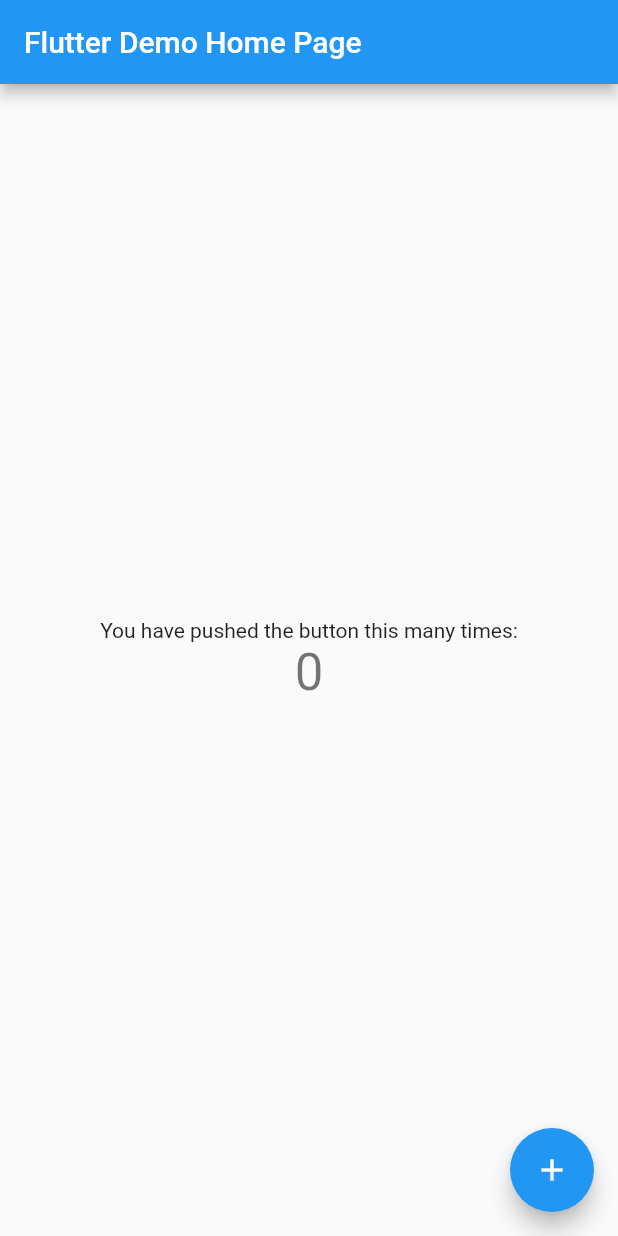
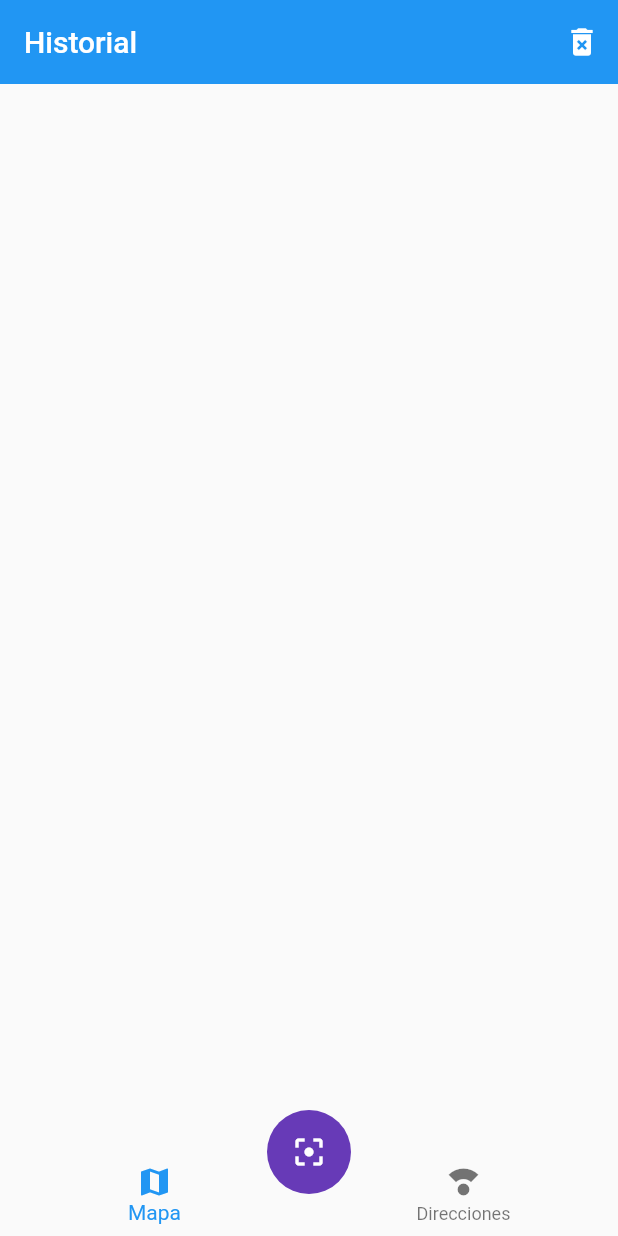
Before and after one commit to dancer1325/flutter_qr_googlemaps, a Flutter app: the screen it shows after launch, on a phone screen of 412 x 824 dp. Run offline on Flutter 3.47's test engine with Material 2 defaults, Android fonts, the phone set to English and light mode, and no system bars; our stand-ins replace google_maps_flutter, sqflite; missing offline and left inert: flutter_barcode_scanner; accounts and stored records are empty.

Commit message:
feat(project): generate again the projet (Section10)

```diff
--- a/lib/main.dart
+++ b/lib/main.dart
@@ -1,115 +1,42 @@
 import 'package:flutter/material.dart';
+import 'package:provider/provider.dart';
 
-void main() {
-  runApp(const MyApp());
-}
+import 'package:flutter_qr_googlemaps/pages/home_page.dart';
+import 'package:flutter_qr_googlemaps/pages/mapa_page.dart';
+
+import 'package:flutter_qr_googlemaps/providers/scan_list_provider.dart';
+import 'package:flutter_qr_googlemaps/providers/ui_provider.dart';
+
+void main() => runApp(MyApp());
 
 class MyApp extends StatelessWidget {
-  const MyApp({Key? key}) : super(key: key);
-
-  // This widget is the root of your application.
   @override
   Widget build(BuildContext context) {
-    return MaterialApp(
-      title: 'Flutter Demo',
-      theme: ThemeData(
-        // This is the theme of your application.
-        //
-        // Try running your application with "flutter run". You'll see the
-        // application has a blue toolbar. Then, without quitting the app, try
-        // changing the primarySwatch below to Colors.green and then invoke
-        // "hot reload" (press "r" in the console where you ran "flutter run",
-        // or simply save your changes to "hot reload" in a Flutter IDE).
-        // Notice that the counter didn't reset back to zero; the application
-        // is not restarted.
-        primarySwatch: Colors.blue,
+
+    return MultiProvider(     // Required in case you need several providers, which are state managers
+      providers: [
+        ChangeNotifierProvider(create: (_) => new UiProvider() ),         // lazy:= Indicate the moment in which it's instantiated. By default, it's true
+        ChangeNotifierProvider(create: (_) => new ScanListProvider() ),   // (_)    It's the BuildContext, which it's not required
+      ],
+
+      child: MaterialApp(
+        debugShowCheckedModeBanner: false,      // Mode banner displayed in top right
+        title: 'QR Reader',
+        initialRoute: 'home',
+        routes: {
+          'home': ( _ ) => HomePage(),
+          'mapa': ( _ ) => MapaPage(),
+        },
+        // theme: ThemeData.dark()                        // Pre configure theme
+        //     theme: ThemeData.light().copyWith()        // Make a copy of light theme
+        theme: ThemeData(                             // Create the theme by constructor
+            primaryColor: Colors.deepPurple,
+            floatingActionButtonTheme: FloatingActionButtonThemeData(     // Some elements have got an attribute to specify the theme, such as the FloatingActionButton
+                backgroundColor: Colors.deepPurple
+            )
+        ),
       ),
-      home: const MyHomePage(title: 'Flutter Demo Home Page'),
     );
+
   }
 }
-
-class MyHomePage extends StatefulWidget {
-  const MyHomePage({Key? key, required this.title}) : super(key: key);
-
-  // This widget is the home page of your application. It is stateful, meaning
-  // that it has a State object (defined below) that contains fields that affect
-  // how it looks.
-
-  // This class is the configuration for the state. It holds the values (in this
-  // case the title) provided by the parent (in this case the App widget) and
-  // used by the build method of the State. Fields in a Widget subclass are
-  // always marked "final".
-
-  final String title;
-
-  @override
-  State<MyHomePage> createState() => _MyHomePageState();
-}
-
-class _MyHomePageState extends State<MyHomePage> {
-  int _counter = 0;
-
-  void _incrementCounter() {
-    setState(() {
-      // This call to setState tells the Flutter framework that something has
-      // changed in this State, which causes it to rerun the build method below
-      // so that the display can reflect the updated values. If we changed
-      // _counter without calling setState(), then the build method would not be
-      // called again, and so nothing would appear to happen.
-      _counter++;
-    });
-  }
-
-  @override
-  Widget build(BuildContext context) {
-    // This method is rerun every time setState is called, for instance as done
-    // by the _incrementCounter method above.
-    //
-    // The Flutter framework has been optimized to make rerunning build methods
-    // fast, so that you can just rebuild anything that needs updating rather
-    // than having to individually change instances of widgets.
-    return Scaffold(
-      appBar: AppBar(
-        // Here we take the value from the MyHomePage object that was created by
-        // the App.build method, and use it to set our appbar title.
-        title: Text(widget.title),
-      ),
-      body: Center(
-        // Center is a layout widget. It takes a single child and positions it
-        // in the middle of the parent.
-        child: Column(
-          // Column is also a layout widget. It takes a list of children and
-          // arranges them vertically. By default, it sizes itself to fit its
-          // children horizontally, and tries to be as tall as its parent.
-          //
-          // Invoke "debug painting" (press "p" in the console, choose the
-          // "Toggle Debug Paint" action from the Flutter Inspector in Android
-          // Studio, or the "Toggle Debug Paint" command in Visual Studio Code)
-          // to see the wireframe for each widget.
-          //
-          // Column has various properties to control how it sizes itself and
-          // how it positions its children. Here we use mainAxisAlignment to
-          // center the children vertically; the main axis here is the vertical
-          // axis because Columns are vertical (the cross axis would be
-          // horizontal).
-          mainAxisAlignment: MainAxisAlignment.center,
-          children: <Widget>[
-            const Text(
-              'You have pushed the button this many times:',
-            ),
-            Text(
-              '$_counter',
-              style: Theme.of(context).textTheme.headline4,
-            ),
-          ],
-        ),
-      ),
-      floatingActionButton: FloatingActionButton(
-        onPressed: _incrementCounter,
-        tooltip: 'Increment',
-        child: const Icon(Icons.add),
-      ), // This trailing comma makes auto-formatting nicer for build methods.
-    );
-  }
-}
--- /dev/null
+++ b/lib/models/scan_model.dart
@@ -0,0 +1,47 @@
+import 'dart:convert';
+import 'package:meta/meta.dart';
+import 'package:google_maps_flutter/google_maps_flutter.dart' show LatLng;
+
+ScanModel scanModelFromJson(String str) => ScanModel.fromJson(json.decode(str));
+String scanModelToJson(ScanModel data) => json.encode(data.toJson());
+
+class ScanModel {
+    ScanModel({
+        required this.id,
+        required this.tipo,
+        required this.valor,
+    }) {
+
+      if ( this.valor.contains('http') ) {
+        this.tipo = 'http';
+      } else {
+        this.tipo = 'geo';
+      }
+
+    }
+
+    int id;
+    String tipo;
+    String valor;
+
+    LatLng getLatLng() {
+
+      final latLng = this.valor.substring(4).split(',');
+      final lat = double.parse( latLng[0] );
+      final lng = double.parse( latLng[1] );
+
+      return LatLng( lat, lng );
+    }
+
+    factory ScanModel.fromJson(Map<String, dynamic> json ) => ScanModel(
+        id: json["id"],
+        tipo: json["tipo"],
+        valor: json["valor"],
+    );
+
+    Map<String, dynamic> toJson() => {
+        "id": id,
+        "tipo": tipo,
+        "valor": valor,
+    };
+}
--- /dev/null
+++ b/lib/pages/home_page.dart
@@ -0,0 +1,72 @@
+import 'package:flutter/material.dart';
+import 'package:provider/provider.dart';
+
+import 'package:flutter_qr_googlemaps/pages/direcciones_page.dart';
+import 'package:flutter_qr_googlemaps/pages/mapas_page.dart';
+
+import 'package:flutter_qr_googlemaps/providers/scan_list_provider.dart';
+import 'package:flutter_qr_googlemaps/providers/ui_provider.dart';
+
+import 'package:flutter_qr_googlemaps/widgets/custom_navigatorbar.dart';
+import 'package:flutter_qr_googlemaps/widgets/scan_button.dart';
+
+import '../widgets/custom_navigatorbar.dart';
+import '../widgets/scan_button.dart';
+
+class HomePage extends StatelessWidget {
+
+  @override
+  Widget build(BuildContext context) {
+    return Scaffold(
+      appBar: AppBar(
+        elevation: 0,         // Remove the appBar's shadow
+        title: Text('Historial'),
+        actions: [
+          IconButton(
+            icon: Icon( Icons.delete_forever ),
+            onPressed: (){
+
+              Provider.of<ScanListProvider>(context, listen: false)
+                .borrarTodos();
+
+            }
+          )
+        ],
+      ),
+      body: _HomePageBody(),
+     bottomNavigationBar: CustomNavigationBar(),
+     floatingActionButton: ScanButton(),
+     floatingActionButtonLocation: FloatingActionButtonLocation.centerDocked,     // Float the action button over the bottomNavigationBar.
+   );
+  }
+}
+
+// Widget which returns a Widget based on currentIndex
+class _HomePageBody extends StatelessWidget {
+
+  @override
+  Widget build(BuildContext context) {
+    // Get access to the UiProvider via context, casting to UiProvider
+    final uiProvider = Provider.of<UiProvider>(context);
+
+    // Get the current index
+    final currentIndex = uiProvider.selectedMenuOpt;
+
+    // Get access to the ScanListProvider via context, casting to ScanListProvider
+    // listen   false - Since it won't be redrawn in case that there are value changes, my code is in charge of relaunching the request
+    final scanListProvider = Provider.of<ScanListProvider>(context, listen: false);
+
+    switch( currentIndex ) {
+      case 0:
+        scanListProvider.cargarScanPorTipo('geo');
+        return MapasPage();
+
+      case 1:
+        scanListProvider.cargarScanPorTipo('http');
+        return DireccionesPage();
+
+      default:
+        return MapasPage();
+    }
+  }
+}
--- /dev/null
+++ b/lib/pages/mapas_page.dart
@@ -0,0 +1,13 @@
+import 'package:flutter/material.dart';
+import 'package:flutter_qr_googlemaps/widgets/scan_tiles.dart';
+
+// Show the history of scanned maps. It's not a whole page, just the body
+class MapasPage extends StatelessWidget {
+
+  @override
+  Widget build(BuildContext context) {
+
+    return ScanTiles(tipo: 'geo');
+
+  }
+}
--- /dev/null
+++ b/lib/providers/scan_list_provider.dart
@@ -0,0 +1,49 @@
+import 'package:flutter/material.dart';
+import 'package:flutter_qr_googlemaps/providers/db_provider.dart';
+
+class ScanListProvider extends ChangeNotifier {
+
+  List<ScanModel> scans = [];
+  String tipoSeleccionado = 'http';
+
+  Future<ScanModel> nuevoScan( String valor ) async {
+
+    final nuevoScan = new ScanModel(valor: valor, id: 0, tipo: '');
+    final id = await DBProvider.db.nuevoScan(nuevoScan);
+    // Asignar el ID de la base de datos al modelo
+    nuevoScan.id = id;
+
+    if ( this.tipoSeleccionado == nuevoScan.tipo ) {
+      this.scans.add(nuevoScan);
+      notifyListeners();
+    }
+
+    return nuevoScan;
+  }
+
+  cargarScans() async {
+    final scans = await DBProvider.db.getTodosLosScans();
+    this.scans = [...scans];
+    notifyListeners();
+  }
+
+  cargarScanPorTipo( String tipo ) async {
+    final scans = await DBProvider.db.getScansPorTipo(tipo);
+    this.scans = [...scans];
+    this.tipoSeleccionado = tipo;
+    notifyListeners();
+  }
+
+  borrarTodos() async {
+    await DBProvider.db.deleteAllScans();
+    this.scans = [];
+    notifyListeners();
+  }
+
+  borrarScanPorId( int id ) async {
+    await DBProvider.db.deleteScan(id);
+  }
+
+
+
+}
--- /dev/null
+++ b/lib/providers/ui_provider.dart
@@ -0,0 +1,20 @@
+import 'package:flutter/material.dart';
+
+// ChangeNotifier      To declare as part of Material App's widgets, to share the information
+// Required to make all about this class, to be accessible from the context in any part of the Flutter application
+class UiProvider extends ChangeNotifier {
+
+  // Property to share between all my application, to know which one is the current index
+  int _selectedMenuOpt = 0;
+
+  int get selectedMenuOpt {
+    return this._selectedMenuOpt;
+  }
+
+  set selectedMenuOpt( int i ) {
+    this._selectedMenuOpt = i;
+    notifyListeners();    // Notify to all widget that it has been changed --> Force to redraw all the widgets
+  }
+
+
+}
--- /dev/null
+++ b/lib/widgets/custom_navigatorbar.dart
@@ -0,0 +1,33 @@
+import 'package:flutter/material.dart';
+import 'package:provider/provider.dart';
+
+import 'package:flutter_qr_googlemaps/providers/ui_provider.dart';
+
+class CustomNavigationBar extends StatelessWidget {
+
+  @override
+  Widget build(BuildContext context) {
+
+    // Get access to the provider via context
+    final uiProvider = Provider.of<UiProvider>(context);
+
+    // Get the current index
+    final currentIndex = uiProvider.selectedMenuOpt;
+
+    return BottomNavigationBar(       // Widget coming from material
+      onTap: ( int i ) => uiProvider.selectedMenuOpt = i,   // i    Selected index when you click in one. Since 'selectedMenuOpt' is via set --> Via assignment '='
+      currentIndex: currentIndex,   // Indicate which item is selected
+      elevation: 0,   // Remove the shadow
+      items: <BottomNavigationBarItem>[     // Good practise to specify the type. >=2 items
+        BottomNavigationBarItem(
+          icon: Icon( Icons.map ),
+          label: 'Mapa'
+        ),
+        BottomNavigationBarItem(
+          icon: Icon( Icons.compass_calibration ),
+          label: 'Direcciones'
+        ),
+      ],
+    );
+  }
+}
--- /dev/null
+++ b/lib/widgets/scan_button.dart
@@ -0,0 +1,32 @@
+import 'package:flutter/material.dart';
+import 'package:flutter_barcode_scanner/flutter_barcode_scanner.dart';
+import 'package:provider/provider.dart';
+import 'package:flutter_qr_googlemaps/providers/scan_list_provider.dart';
+import 'package:flutter_qr_googlemaps/utils/utils.dart';
+
+class ScanButton extends StatelessWidget {
+
+  @override
+  Widget build(BuildContext context) {
+    return FloatingActionButton(
+      elevation: 0,   // Remove the shadow
+      child: Icon( Icons.filter_center_focus ),
+      onPressed: () async {
+
+        String barcodeScanRes = await FlutterBarcodeScanner.scanBarcode('#3D8BEF', 'Cancelar', false, ScanMode.QR );
+        // final barcodeScanRes = 'https://fernando-herrera.com';
+        // final barcodeScanRes = 'geo:45.287135,-75.920226';
+
+        if ( barcodeScanRes == '-1' ) {
+          return;
+        }
+
+        final scanListProvider = Provider.of<ScanListProvider>(context, listen: false);
+
+        final nuevoScan = await scanListProvider.nuevoScan(barcodeScanRes);
+
+        launchURL(context, nuevoScan);
+      }
+    );
+  }
+}
--- /dev/null
+++ b/lib/widgets/scan_tiles.dart
@@ -0,0 +1,46 @@
+import 'package:flutter/material.dart';
+import 'package:provider/provider.dart';
+import 'package:flutter_qr_googlemaps/providers/scan_list_provider.dart';
+import 'package:flutter_qr_googlemaps/utils/utils.dart';
+
+// It's not a Widget with a whole screen with a Scaffold, it's just the body
+class ScanTiles extends StatelessWidget {
+
+  final String tipo;
+
+  const ScanTiles({ required this.tipo });
+
+
+  @override
+  Widget build(BuildContext context) {
+
+    final scanListProvider = Provider.of<ScanListProvider>(context);
+    final scans = scanListProvider.scans;
+
+    return ListView.builder(
+      itemCount: scans.length,
+      itemBuilder: ( _, i ) => Dismissible(
+        key: UniqueKey(),
+        background: Container(
+          color: Colors.red,
+        ),
+        onDismissed: (DismissDirection direction) {
+          Provider.of<ScanListProvider>(context, listen: false)
+              .borrarScanPorId(scans[i].id);
+        },
+        child: ListTile(
+          leading: Icon(
+            this.tipo == 'http'
+              ? Icons.home_outlined
+              : Icons.map_outlined,
+            color: Theme.of(context).primaryColor
+          ),
+          title: Text( scans[i].valor ),
+          subtitle: Text( scans[i].id.toString() ),
+          trailing: Icon( Icons.keyboard_arrow_right, color: Colors.grey ),
+          onTap: () => launchURL(context, scans[i]),
+        ),
+      )
+    );
+  }
+}
--- a/pubspec.yaml
+++ b/pubspec.yaml
@@ -34,6 +34,12 @@ dependencies:
   # The following adds the Cupertino Icons font to your application.
   # Use with the CupertinoIcons class for iOS style icons.
   cupertino_icons: ^1.0.2
+  provider: ^4.3.2+2      # One of the most famous state manager
+  flutter_barcode_scanner: ^1.0.1
+  path_provider: ^1.6.24
+  sqflite: ^1.3.2+1
+  url_launcher: ^5.7.10
+  google_maps_flutter: ^1.0.6
 
 dev_dependencies:
   flutter_test:
```
Also changed, not shown: lib/pages/direcciones_page.dart (added, +12 -0 lines), lib/pages/mapa_page.dart (added, +83 -0 lines), lib/providers/db_provider.dart (added, +132 -0 lines), lib/utils/utils.dart (added, +21 -0 lines), pubspec.lock, 4 other files.
